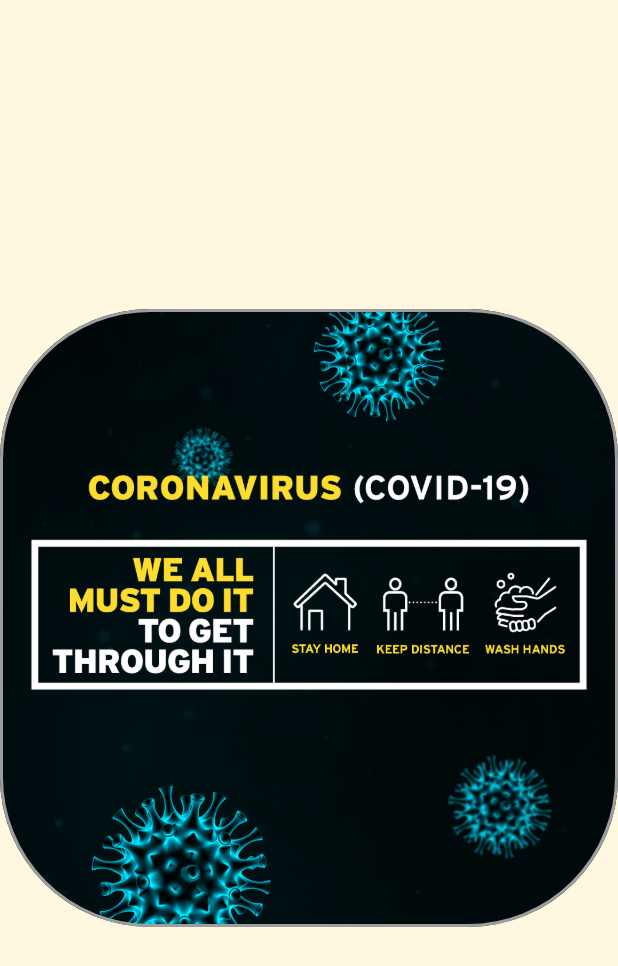
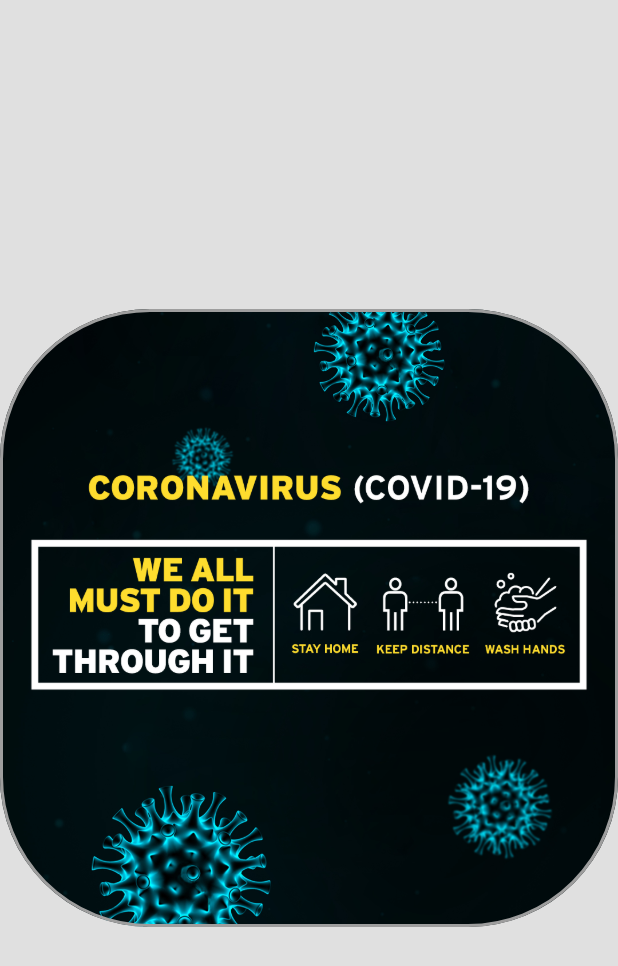
Before and after one commit to Vishwas132/covid19, a Flutter app: the screen it shows after launch, on a phone screen of 412 x 824 dp. Shown: the top 966 px of the screen. Run offline on Flutter 3.47's test engine with Material 2 defaults, Android fonts, the phone set to English and light mode, and no system bars; our stand-ins replace cached_network_image; network calls fail.

Commit message:
Some renaming and small changes

```diff
--- a/lib/main.dart
+++ b/lib/main.dart
@@ -1,4 +1,4 @@
-import 'package:covid19/pages/HomePage.dart';
+import 'package:covid19/pages/Splashscreen.dart';
 import 'package:flutter/material.dart';
 import 'package:flutter/services.dart';
 
--- a/lib/pages/HomePage.dart
+++ b/lib/pages/HomePage.dart
@@ -1,39 +1,64 @@
+import 'package:covid19/objects/CountrySearch.dart';
 import 'package:covid19/objects/Dataloader.dart';
+import 'package:covid19/objects/Worlddata.dart';
+import 'package:covid19/pages/ShowList.dart';
 import 'package:flutter/material.dart';
 
-class Splashscreen extends StatefulWidget {
+class Worldwide extends StatefulWidget {
+  final List<Country> value;
+  final Map<String, dynamic> info;
+  final List<String> countries;
+  final Map<String, Country> map;
+  Worldwide({@required this.value, this.info, this.countries, this.map});
+
   @override
-  _SplashscreenState createState() => _SplashscreenState();
+  _WorldwideState createState() => _WorldwideState();
 }
 
-class _SplashscreenState extends State<Splashscreen> {
+class _WorldwideState extends State<Worldwide> {
   Router r = Router();
-
-  @override
-  void initState() {
-    super.initState();
-    Future.delayed(Duration(seconds: 10), r.route(context));
-  }
 
   @override
   Widget build(BuildContext context) {
     return SafeArea(
       child: Scaffold(
-        backgroundColor: Colors.amber[50],
-        body: Center(
-          child: Container(
-            height: MediaQuery.of(context).size.width,
-            decoration: BoxDecoration(
+        appBar: AppBar(
+          centerTitle: true,
+          backgroundColor: Colors.black,
+          title: Text(
+            'COVID-19',
+            style: TextStyle(color: Colors.white, fontSize: 35.0),
+          ),
+          actions: <Widget>[
+            IconButton(
+              iconSize: 30.0,
+              icon: Icon(
+                Icons.search,
+                color: Colors.white,
+              ),
+              onPressed: () {
+                showSearch(
+                  context: context,
+                  delegate: CountrySearch(
+                    countries: widget.countries,
+                    map: widget.map,
+                  ),
+                );
+              },
               color: Colors.white,
-              borderRadius: BorderRadius.circular(100),
-              border: Border.all(
-                color: Colors.grey,
-                width: 2,
-              ),
-              image: DecorationImage(
-                image: AssetImage('images/image.jpg'),
-              ),
-            ),
+            )
+          ],
+        ),
+        body: RefreshIndicator(
+          onRefresh: () async {
+            return await Future.delayed(
+                Duration(seconds: 10), r.route(context));
+          },
+          child: Listshow(
+            value: widget.value,
+            info: widget.info,
+            countries: widget.countries,
+            map: widget.map,
           ),
         ),
       ),
--- /dev/null
+++ b/lib/pages/Splashscreen.dart
@@ -0,0 +1,42 @@
+import 'package:covid19/objects/Dataloader.dart';
+import 'package:flutter/material.dart';
+
+class Splashscreen extends StatefulWidget {
+  @override
+  _SplashscreenState createState() => _SplashscreenState();
+}
+
+class _SplashscreenState extends State<Splashscreen> {
+  Router r = Router();
+
+  @override
+  void initState() {
+    super.initState();
+    Future.delayed(Duration(seconds: 5), r.route(context));
+  }
+
+  @override
+  Widget build(BuildContext context) {
+    return SafeArea(
+      child: Scaffold(
+        backgroundColor: Colors.black12,
+        body: Center(
+          child: Container(
+            height: MediaQuery.of(context).size.width,
+            decoration: BoxDecoration(
+              color: Colors.black12,
+              borderRadius: BorderRadius.circular(100),
+              border: Border.all(
+                color: Colors.grey,
+                width: 2,
+              ),
+              image: DecorationImage(
+                image: AssetImage('images/image.jpg'),
+              ),
+            ),
+          ),
+        ),
+      ),
+    );
+  }
+}
```
Also changed, not shown: lib/objects/Dataloader.dart (+14 -11 lines), lib/pages/Worldwide.dart (deleted, +0 -67 lines), lib/pages/ShowList.dart (renamed from lib/pages/Listshow.dart).
